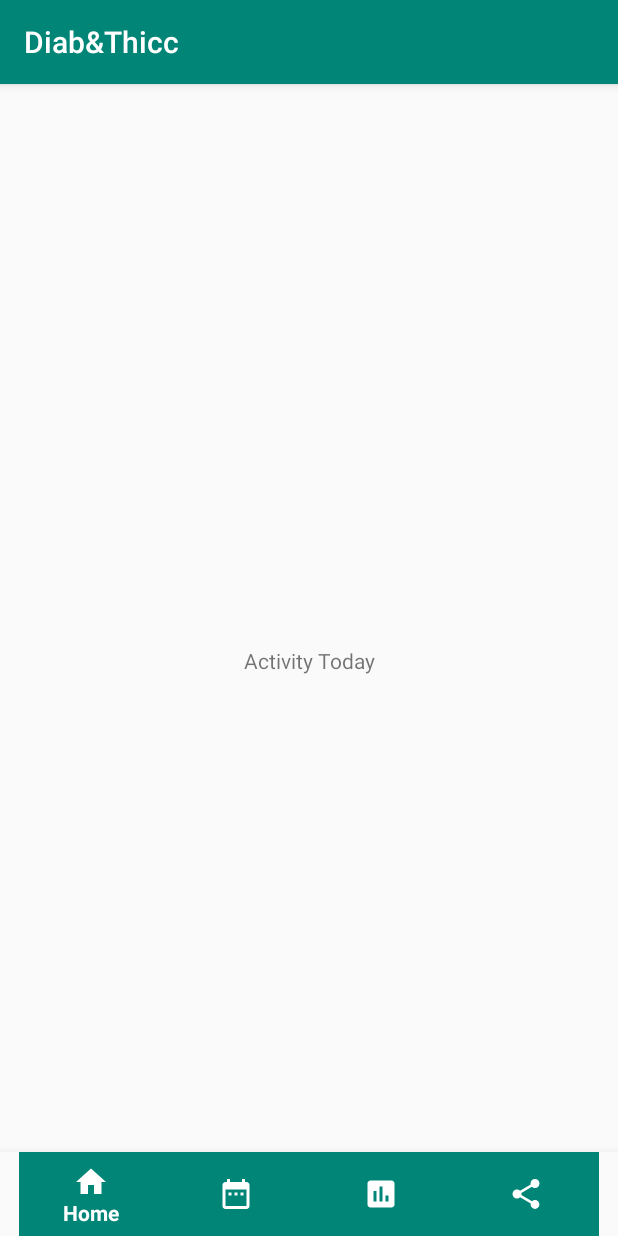
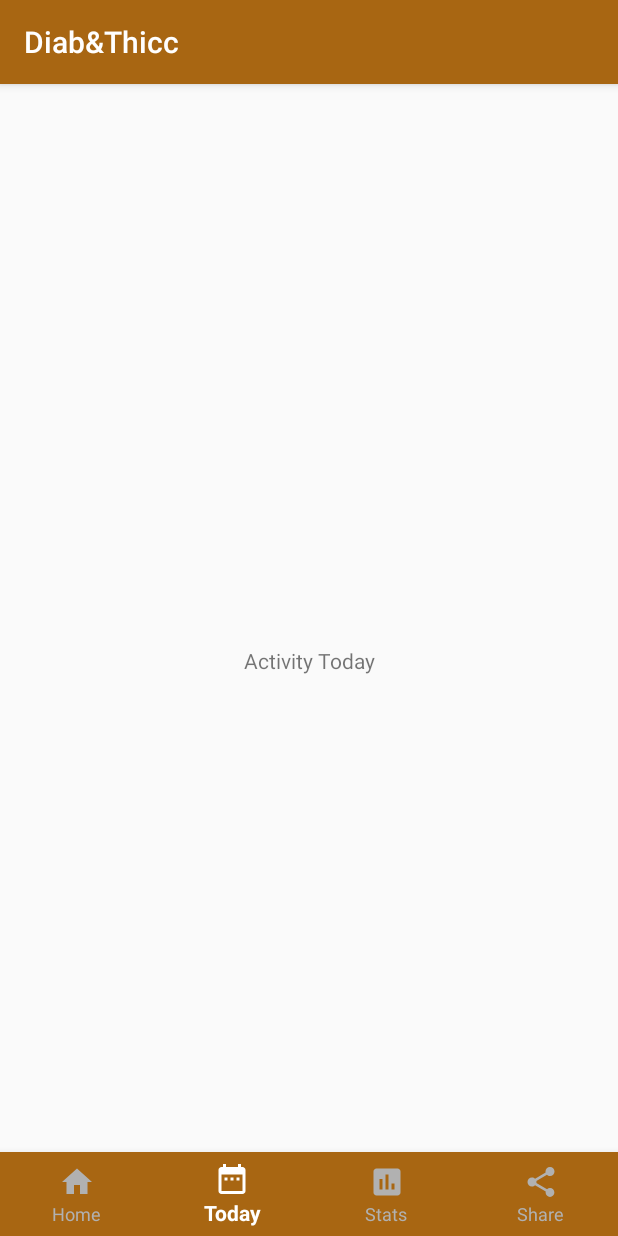
Before and after one commit to PierreAntoineBoulat/DiabThicc, an Android app: the screen it shows after launch (TodayActivity), item 2 of the bottom bar chosen, on a phone screen of 412 x 824 dp. Run offline under Robolectric (Android 15) with nearby library versions, the phone set to English and light mode, and no system bars; libraries missing offline, so code that uses them is left out: android.support.design.

```diff
--- a/app/src/main/java/com/game/pa2a/diabthicc/HomeActivity.java
+++ b/app/src/main/java/com/game/pa2a/diabthicc/HomeActivity.java
@@ -10,6 +10,7 @@ import android.support.design.internal.BottomNavigationMenuView;
 import android.support.design.widget.BottomNavigationView;
 import android.support.v7.app.AppCompatActivity;
 import android.util.Log;
+import android.view.Menu;
 import android.view.MenuItem;
 
 import java.lang.reflect.Field;
@@ -24,7 +25,9 @@ public class HomeActivity extends AppCompatActivity {
         setContentView(R.layout.activity_home);
 
         bottomNavigationView = findViewById(R.id.navigationViewHome);
-        disableShiftMode(bottomNavigationView);
+        Menu menu = bottomNavigationView.getMenu();
+        MenuItem menuItem = menu.getItem(0);
+        menuItem.setChecked(true);
         bottomNavigationView.setOnNavigationItemSelectedListener(
                 new BottomNavigationView.OnNavigationItemSelectedListener() {
                     @Override
@@ -32,52 +35,33 @@ public class HomeActivity extends AppCompatActivity {
                         Intent intent;
                         switch (item.getItemId()) {
                             case R.id.navigation_home:
-                                intent = new Intent(getApplicationContext(), HomeActivity.class);
+                                intent = new Intent(HomeActivity.this, HomeActivity.class);
                                 //intent.putExtra("sum", player);
                                 startActivity(intent);
                                 break;
 
                             case R.id.navigation_today:
-                                intent = new Intent(getApplicationContext(), TodayActivity.class);
+                                intent = new Intent(HomeActivity.this, TodayActivity.class);
                                 //intent.putExtra("sum", player);
                                 startActivity(intent);
                                 break;
 
                             case R.id.navigation_stats:
-                                intent = new Intent(getApplicationContext(), StatsActivity.class);
+                                intent = new Intent(HomeActivity.this, StatsActivity.class);
                                 //intent.putExtra("sum", player);
                                 startActivity(intent);
                                 break;
 
                             case R.id.navigation_share:
-                                intent = new Intent(getApplicationContext(), ShareActivity.class);
+                                intent = new Intent(HomeActivity.this, ShareActivity.class);
                                 //intent.putExtra("sum", player);
                                 startActivity(intent);
                                 break;
+
                         }
                         return true;
                     }
                 });
     }
 
-    @SuppressLint("RestrictedApi")
-    private void disableShiftMode(BottomNavigationView view) {
-        BottomNavigationMenuView menuView = (BottomNavigationMenuView) view.getChildAt(0);
-        try {
-            Field shiftingMode = menuView.getClass().getDeclaredField("mShiftingMode");
-            shiftingMode.setAccessible(true);
-            shiftingMode.setBoolean(menuView, false);
-            shiftingMode.setAccessible(false);
-            for (int i = 0; i < menuView.getChildCount(); i++) {
-                BottomNavigationItemView item = (BottomNavigationItemView) menuView.getChildAt(i);
-                item.setShiftingMode(false);
-                // set once again checked value, so view will be updated
-                item.setChecked(item.getItemData().isChecked());
-            }
-        } catch (NoSuchFieldException e) {
-            Log.e("BNVHelper", "Unable to get shift mode field", e);
-        } catch (IllegalAccessException e) {
-            Log.e("BNVHelper", "Unable to change value of shift mode", e);
-        }
-    }
 }
--- a/app/src/main/java/com/game/pa2a/diabthicc/TodayActivity.java
+++ b/app/src/main/java/com/game/pa2a/diabthicc/TodayActivity.java
@@ -9,6 +9,7 @@ import android.support.design.internal.BottomNavigationMenuView;
 import android.support.design.widget.BottomNavigationView;
 import android.support.v7.app.AppCompatActivity;
 import android.util.Log;
+import android.view.Menu;
 import android.view.MenuItem;
 
 import java.lang.reflect.Field;
@@ -23,7 +24,9 @@ public class TodayActivity extends AppCompatActivity {
         setContentView(R.layout.activity_today);
 
         bottomNavigationView = findViewById(R.id.navigationViewToday);
-        disableShiftMode(bottomNavigationView);
+        Menu menu = bottomNavigationView.getMenu();
+        MenuItem menuItem = menu.getItem(1);
+        menuItem.setChecked(true);
         bottomNavigationView.setOnNavigationItemSelectedListener(
                 new BottomNavigationView.OnNavigationItemSelectedListener() {
                     @Override
@@ -31,52 +34,32 @@ public class TodayActivity extends AppCompatActivity {
                         Intent intent;
                         switch (item.getItemId()) {
                             case R.id.navigation_home:
-                                intent = new Intent(getApplicationContext(), HomeActivity.class);
+                                intent = new Intent(TodayActivity.this, HomeActivity.class);
                                 //intent.putExtra("sum", player);
                                 startActivity(intent);
                                 break;
 
                             case R.id.navigation_today:
-                                intent = new Intent(getApplicationContext(), TodayActivity.class);
+                                intent = new Intent(TodayActivity.this, TodayActivity.class);
                                 //intent.putExtra("sum", player);
                                 startActivity(intent);
                                 break;
 
                             case R.id.navigation_stats:
-                                intent = new Intent(getApplicationContext(), StatsActivity.class);
+                                intent = new Intent(TodayActivity.this, StatsActivity.class);
                                 //intent.putExtra("sum", player);
                                 startActivity(intent);
                                 break;
 
                             case R.id.navigation_share:
-                                intent = new Intent(getApplicationContext(), ShareActivity.class);
+                                intent = new Intent(TodayActivity.this, ShareActivity.class);
                                 //intent.putExtra("sum", player);
                                 startActivity(intent);
                                 break;
+
                         }
                         return true;
                     }
                 });
     }
-
-    @SuppressLint("RestrictedApi")
-    private void disableShiftMode(BottomNavigationView view) {
-        BottomNavigationMenuView menuView = (BottomNavigationMenuView) view.getChildAt(0);
-        try {
-            Field shiftingMode = menuView.getClass().getDeclaredField("mShiftingMode");
-            shiftingMode.setAccessible(true);
-            shiftingMode.setBoolean(menuView, false);
-            shiftingMode.setAccessible(false);
-            for (int i = 0; i < menuView.getChildCount(); i++) {
-                BottomNavigationItemView item = (BottomNavigationItemView) menuView.getChildAt(i);
-                item.setShiftingMode(false);
-                // set once again checked value, so view will be updated
-                item.setChecked(item.getItemData().isChecked());
-            }
-        } catch (NoSuchFieldException e) {
-            Log.e("BNVHelper", "Unable to get shift mode field", e);
-        } catch (IllegalAccessException e) {
-            Log.e("BNVHelper", "Unable to change value of shift mode", e);
-        }
-    }
 }
--- /dev/null
+++ b/app/src/main/res/drawable/navbar_color.xml
@@ -0,0 +1,10 @@
+<?xml version="1.0" encoding="utf-8"?>
+<selector xmlns:android="http://schemas.android.com/apk/res/android">
+    <item
+        android:state_checked="true"
+        android:color="@color/white" />
+
+    <item
+        android:color="@color/grey"
+        android:state_checked="false" />
+</selector>
--- a/app/src/main/res/layout/activity_home.xml
+++ b/app/src/main/res/layout/activity_home.xml
@@ -20,12 +20,13 @@
         android:layout_marginEnd="0dp"
         android:layout_marginStart="0dp"
         android:background="?android:attr/windowBackground"
+        app:labelVisibilityMode="labeled"
         app:layout_constraintBottom_toBottomOf="parent"
         app:layout_constraintLeft_toLeftOf="parent"
         app:layout_constraintRight_toRightOf="parent"
         app:itemBackground="@color/colorPrimary"
-        app:itemIconTint="@color/white"
-        app:itemTextColor="@color/white"
+        app:itemIconTint="@drawable/navbar_color"
+        app:itemTextColor="@drawable/navbar_color"
         app:menu="@menu/navigation"/>
 
 </android.support.constraint.ConstraintLayout>
--- a/app/src/main/res/layout/activity_share.xml
+++ b/app/src/main/res/layout/activity_share.xml
@@ -20,12 +20,13 @@
         android:layout_marginEnd="0dp"
         android:layout_marginStart="0dp"
         android:background="?android:attr/windowBackground"
+        app:labelVisibilityMode="labeled"
         app:layout_constraintBottom_toBottomOf="parent"
         app:layout_constraintLeft_toLeftOf="parent"
         app:layout_constraintRight_toRightOf="parent"
         app:itemBackground="@color/colorPrimary"
-        app:itemIconTint="@color/white"
-        app:itemTextColor="@color/white"
+        app:itemIconTint="@drawable/navbar_color"
+        app:itemTextColor="@drawable/navbar_color"
         app:menu="@menu/navigation"/>
 
 </android.support.constraint.ConstraintLayout>
--- a/app/src/main/res/layout/activity_stats.xml
+++ b/app/src/main/res/layout/activity_stats.xml
@@ -20,12 +20,13 @@
         android:layout_marginEnd="0dp"
         android:layout_marginStart="0dp"
         android:background="?android:attr/windowBackground"
+        app:labelVisibilityMode="labeled"
         app:layout_constraintBottom_toBottomOf="parent"
         app:layout_constraintLeft_toLeftOf="parent"
         app:layout_constraintRight_toRightOf="parent"
         app:itemBackground="@color/colorPrimary"
-        app:itemIconTint="@color/white"
-        app:itemTextColor="@color/white"
+        app:itemIconTint="@drawable/navbar_color"
+        app:itemTextColor="@drawable/navbar_color"
         app:menu="@menu/navigation"/>
 
 </android.support.constraint.ConstraintLayout>
--- a/app/src/main/res/layout/activity_today.xml
+++ b/app/src/main/res/layout/activity_today.xml
@@ -20,12 +20,13 @@
         android:layout_marginEnd="0dp"
         android:layout_marginStart="0dp"
         android:background="?android:attr/windowBackground"
+        app:labelVisibilityMode="labeled"
         app:layout_constraintBottom_toBottomOf="parent"
         app:layout_constraintLeft_toLeftOf="parent"
         app:layout_constraintRight_toRightOf="parent"
         app:itemBackground="@color/colorPrimary"
-        app:itemIconTint="@color/white"
-        app:itemTextColor="@color/white"
+        app:itemIconTint="@drawable/navbar_color"
+        app:itemTextColor="@drawable/navbar_color"
         app:menu="@menu/navigation"/>
 
 </android.support.constraint.ConstraintLayout>
--- a/app/src/main/res/menu/navigation.xml
+++ b/app/src/main/res/menu/navigation.xml
@@ -1,5 +1,6 @@
 <?xml version="1.0" encoding="utf-8"?>
-<menu xmlns:android="http://schemas.android.com/apk/res/android">
+<menu xmlns:android="http://schemas.android.com/apk/res/android"
+    xmlns:app="http://schemas.android.com/apk/res-auto">
 
     <item
         android:id="@+id/navigation_home"
--- a/app/src/main/res/values/colors.xml
+++ b/app/src/main/res/values/colors.xml
@@ -1,7 +1,11 @@
 <?xml version="1.0" encoding="utf-8"?>
 <resources>
-    <color name="colorPrimary">#008577</color>
-    <color name="colorPrimaryDark">#00574B</color>
-    <color name="colorAccent">#D81B60</color>
+    <color name="colorPrimary">#A86612</color>
+    <color name="colorPrimaryDark">#8D4B1A</color>
+    <color name="colorPrimaryLight">#D56A16</color>
+    <color name="colorAccent">#E17C72</color>
+    <color name="colorAccentTwo">#177E89</color>
     <color name="white">#FFFFFF</color>
+    <color name="grey">#B1B1B1</color>
+    <color name="black">#000000</color>
 </resources>
```
Also changed, not shown: app/build.gradle (+5 -3 lines), app/src/main/java/com/game/pa2a/diabthicc/ShareActivity.java (+11 -7 lines), app/src/main/java/com/game/pa2a/diabthicc/StatsActivity.java (+9 -25 lines).
